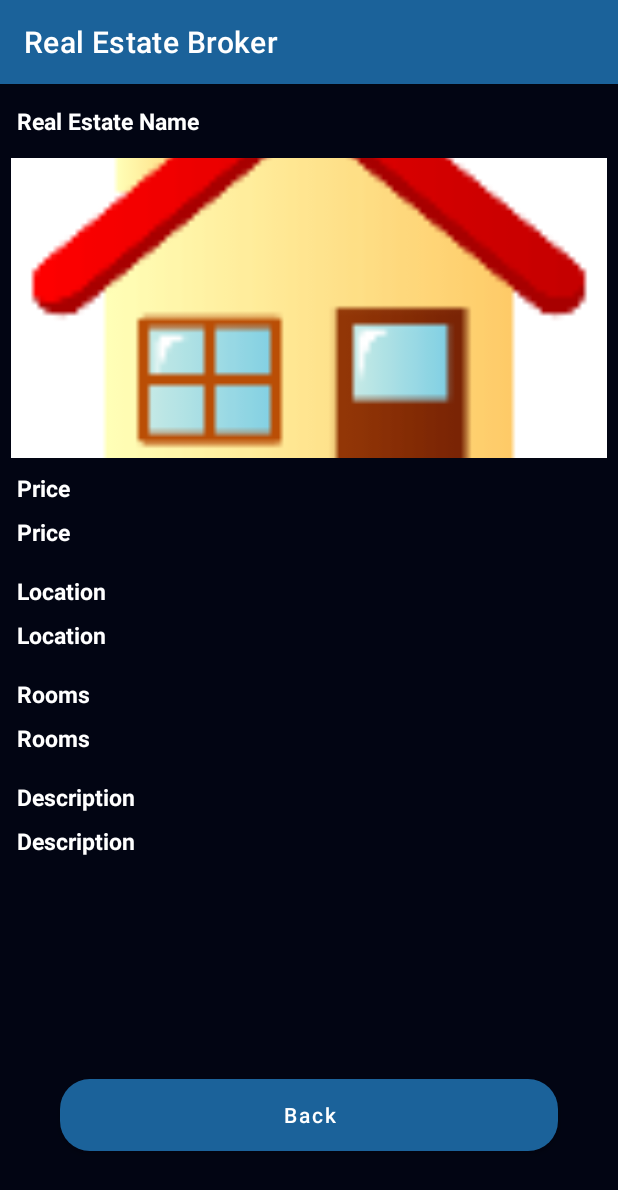
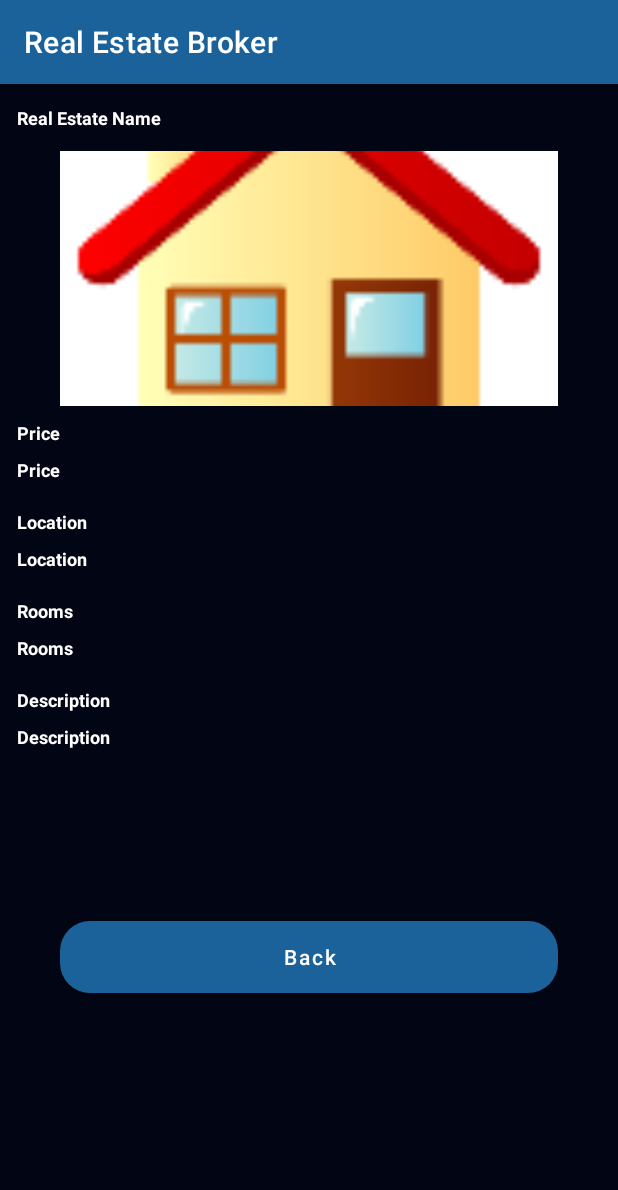
Before and after one commit to dmmmmm2002/androidrealestatebroker, an Android app: the DetailsRealEstateActivity screen opened directly, with no data from a screen before it, on a phone screen of 412 x 824 dp. Shown: the top 1190 px of the screen. Run offline under Robolectric (Android 15) with nearby library versions, the phone set to English and light mode, and no system bars; our stand-ins replace Firebase (no records; nobody signed in at launch, a user with empty details on screens opened directly), Picasso.

Commit message:
Final Project

```diff
--- a/app/src/main/res/layout/activity_details_real_estate.xml
+++ b/app/src/main/res/layout/activity_details_real_estate.xml
@@ -11,10 +11,10 @@
     <ImageView
         android:id="@+id/idIVRealEstate"
         android:layout_width="match_parent"
-        android:layout_height="200dp"
-        android:layout_marginStart="7dp"
+        android:layout_height="170dp"
+        android:layout_marginStart="40dp"
         android:layout_marginTop="10dp"
-        android:layout_marginEnd="7dp"
+        android:layout_marginEnd="40dp"
         android:padding="0dp"
         android:scaleType="centerCrop"
         android:src="@mipmap/ic_launcher"
@@ -34,7 +34,7 @@
         android:singleLine="true"
         android:text="Real Estate Name"
         android:textColor="@color/white"
-        android:textSize="15sp"
+        android:textSize="12sp"
         android:textStyle="bold"
         app:layout_constraintEnd_toEndOf="parent"
         app:layout_constraintHorizontal_bias="0.0"
@@ -52,7 +52,7 @@
         android:singleLine="true"
         android:text="Price"
         android:textColor="@color/white"
-        android:textSize="15sp"
+        android:textSize="12sp"
         android:textStyle="bold"
         app:layout_constraintEnd_toEndOf="parent"
         app:layout_constraintHorizontal_bias="0.0"
@@ -70,7 +70,7 @@
         android:singleLine="true"
         android:text="Location"
         android:textColor="@color/white"
-        android:textSize="15sp"
+        android:textSize="12sp"
         android:textStyle="bold"
         app:layout_constraintEnd_toEndOf="parent"
         app:layout_constraintHorizontal_bias="0.0"
@@ -88,7 +88,7 @@
         android:singleLine="true"
         android:text="Rooms"
         android:textColor="@color/white"
-        android:textSize="15sp"
+        android:textSize="12sp"
         android:textStyle="bold"
         app:layout_constraintEnd_toEndOf="parent"
         app:layout_constraintHorizontal_bias="0.0"
@@ -98,7 +98,7 @@
     <TextView
         android:id="@+id/idTVDesc"
         android:layout_width="match_parent"
-        android:layout_height="157dp"
+        android:layout_height="130dp"
         android:layout_marginStart="7dp"
         android:layout_marginTop="0dp"
         android:layout_marginEnd="7dp"
@@ -108,7 +108,7 @@
         android:singleLine="true"
         android:text="Description"
         android:textColor="@color/white"
-        android:textSize="15sp"
+        android:textSize="12sp"
         android:textStyle="bold"
         app:layout_constraintEnd_toEndOf="parent"
         app:layout_constraintHorizontal_bias="0.0"
@@ -126,7 +126,7 @@
         android:singleLine="true"
         android:text="Price"
         android:textColor="@color/white"
-        android:textSize="15sp"
+        android:textSize="12sp"
         android:textStyle="bold"
         app:layout_constraintEnd_toEndOf="parent"
         app:layout_constraintHorizontal_bias="0.0"
@@ -145,7 +145,7 @@
         android:singleLine="true"
         android:text="Location"
         android:textColor="@color/white"
-        android:textSize="15sp"
+        android:textSize="12sp"
         android:textStyle="bold"
         app:layout_constraintEnd_toEndOf="parent"
         app:layout_constraintHorizontal_bias="0.0"
@@ -164,7 +164,7 @@
         android:singleLine="true"
         android:text="Rooms"
         android:textColor="@color/white"
-        android:textSize="15sp"
+        android:textSize="12sp"
         android:textStyle="bold"
         app:layout_constraintEnd_toEndOf="parent"
         app:layout_constraintHorizontal_bias="0.0"
@@ -182,7 +182,7 @@
         android:singleLine="true"
         android:text="Description"
         android:textColor="@color/white"
-        android:textSize="15sp"
+        android:textSize="12sp"
         android:textStyle="bold"
         app:layout_constraintEnd_toEndOf="parent"
         app:layout_constraintHorizontal_bias="0.0"
@@ -194,7 +194,7 @@
         android:layout_width="match_parent"
         android:layout_height="wrap_content"
         android:layout_marginStart="40dp"
-        android:layout_marginTop="16dp"
+        android:layout_marginTop="5dp"
         android:layout_marginEnd="40dp"
         android:background="@drawable/custom_button_back"
         android:text="Back"
@@ -202,12 +202,10 @@
         android:textColor="@color/white"
         app:layout_constraintBottom_toBottomOf="parent"
         app:layout_constraintEnd_toEndOf="parent"
-        app:layout_constraintHorizontal_bias="1.0"
+        app:layout_constraintHorizontal_bias="0.0"
         app:layout_constraintStart_toStartOf="parent"
         app:layout_constraintTop_toBottomOf="@+id/idTVDesc"
         app:layout_constraintVertical_bias="0.0" />
 
 
-
-
 </androidx.constraintlayout.widget.ConstraintLayout>
```
Also changed, not shown: app/src/main/res/layout/activity_add_real_estate.xml (+5 -4 lines), app/src/main/res/layout/activity_edit_real_estate.xml (+18 -15 lines), app/src/main/res/layout/activity_login.xml (+5 -6 lines), app/src/main/res/layout/activity_registration.xml (+5 -6 lines).
